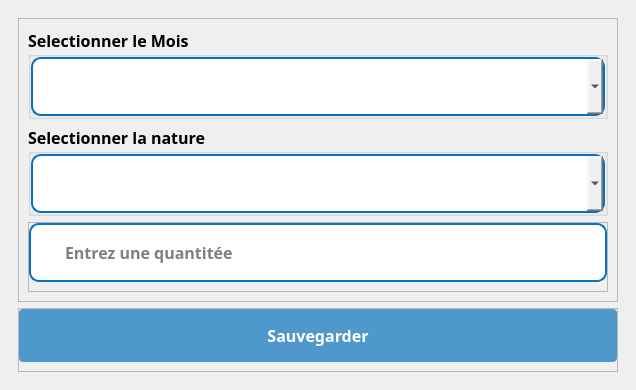
Old version of the form ui/versementCasuel/versemetCasuel.ui in the repository IDRISSHACKER/getdiocese.
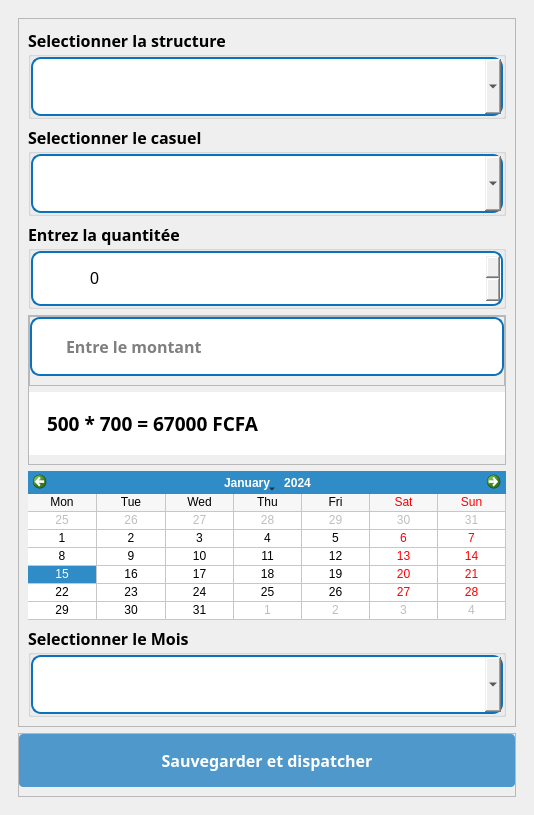
New version of the form. Icons and pictures are not drawn.

What changed in the file:
```diff
--- a/ui/versementCasuel/versemetCasuel.ui
+++ b/ui/versementCasuel/versemetCasuel.ui
@@ -6,8 +6,8 @@
    <rect>
     <x>0</x>
     <y>0</y>
-    <width>636</width>
-    <height>368</height>
+    <width>534</width>
+    <height>800</height>
    </rect>
   </property>
   <property name="windowTitle">
@@ -65,111 +65,6 @@
                <enum>QFrame::Raised</enum>
               </property>
               <layout class="QVBoxLayout" name="verticalLayout_5">
-               <item>
-                <widget class="QGroupBox" name="groupBox_2">
-                 <property name="font">
-                  <font>
-                   <family>GeForce</family>
-                   <pointsize>12</pointsize>
-                   <weight>75</weight>
-                   <bold>true</bold>
-                  </font>
-                 </property>
-                 <property name="title">
-                  <string>Selectionner le Mois</string>
-                 </property>
-                 <layout class="QVBoxLayout" name="verticalLayout_7">
-                  <property name="spacing">
-                   <number>0</number>
-                  </property>
-                  <property name="leftMargin">
-                   <number>0</number>
-                  </property>
-                  <property name="topMargin">
-                   <number>0</number>
-                  </property>
-                  <property name="rightMargin">
-                   <number>0</number>
-                  </property>
-                  <property name="bottomMargin">
-                   <number>0</number>
-                  </property>
-                  <item>
-                   <widget class="QFrame" name="input_3">
-                    <property name="styleSheet">
-                     <string notr="true">#input_3{
-	background:white;
-	border-radius:10px;
-	border:2px  solid rgb(10, 114, 189);
-}
-
-#mois{
-	border: none;
-}</string>
-                    </property>
-                    <property name="frameShape">
-                     <enum>QFrame::StyledPanel</enum>
-                    </property>
-                    <property name="frameShadow">
-                     <enum>QFrame::Raised</enum>
-                    </property>
-                    <layout class="QHBoxLayout" name="horizontalLayout_3">
-                     <property name="spacing">
-                      <number>0</number>
-                     </property>
-                     <property name="leftMargin">
-                      <number>10</number>
-                     </property>
-                     <property name="topMargin">
-                      <number>0</number>
-                     </property>
-                     <property name="rightMargin">
-                      <number>0</number>
-                     </property>
-                     <property name="bottomMargin">
-                      <number>0</number>
-                     </property>
-                     <item>
-                      <widget class="QLabel" name="label_6">
-                       <property name="maximumSize">
-                        <size>
-                         <width>30</width>
-                         <height>30</height>
-                        </size>
-                       </property>
-                       <property name="text">
-                        <string/>
-                       </property>
-                       <property name="pixmap">
-                        <pixmap>../../static/asset/icons/blue/calendar.svg</pixmap>
-                       </property>
-                       <property name="scaledContents">
-                        <bool>true</bool>
-                       </property>
-                      </widget>
-                     </item>
-                     <item>
-                      <widget class="QComboBox" name="mois">
-                       <property name="font">
-                        <font>
-                         <family>GeForce</family>
-                         <pointsize>12</pointsize>
-                         <weight>50</weight>
-                         <bold>false</bold>
-                        </font>
-                       </property>
-                       <property name="styleSheet">
-                        <string notr="true">padding:15px;
-border-radius:10px</string>
-                       </property>
-                      </widget>
-                     </item>
-                    </layout>
-                   </widget>
-                  </item>
-                 </layout>
-                </widget>
-               </item>
                <item>
                 <widget class="QGroupBox" name="groupBox_3">
                  <property name="font">
@@ -181,7 +76,7 @@
                   </font>
                  </property>
                  <property name="title">
-                  <string>Selectionner la nature</string>
+                  <string>Selectionner la structure</string>
                  </property>
                  <layout class="QVBoxLayout" name="verticalLayout_8">
                   <property name="spacing">
@@ -254,7 +149,7 @@
                       </widget>
                      </item>
                      <item>
-                      <widget class="QComboBox" name="nature">
+                      <widget class="QComboBox" name="structure">
                        <property name="font">
                         <font>
                          <family>GeForce</family>
@@ -275,6 +170,216 @@
                  </layout>
                 </widget>
                </item>
+               <item>
+                <widget class="QGroupBox" name="groupBox_4">
+                 <property name="font">
+                  <font>
+                   <family>GeForce</family>
+                   <pointsize>12</pointsize>
+                   <weight>75</weight>
+                   <bold>true</bold>
+                  </font>
+                 </property>
+                 <property name="title">
+                  <string>Selectionner le casuel</string>
+                 </property>
+                 <layout class="QVBoxLayout" name="verticalLayout_12">
+                  <property name="spacing">
+                   <number>0</number>
+                  </property>
+                  <property name="leftMargin">
+                   <number>0</number>
+                  </property>
+                  <property name="topMargin">
+                   <number>0</number>
+                  </property>
+                  <property name="rightMargin">
+                   <number>0</number>
+                  </property>
+                  <property name="bottomMargin">
+                   <number>0</number>
+                  </property>
+                  <item>
+                   <widget class="QFrame" name="input_7">
+                    <property name="styleSheet">
+                     <string notr="true">#input_7{
+	background:white;
+	border-radius:10px;
+	border:2px  solid rgb(10, 114, 189);
+}
+
+#nature{
+	border: none;
+}</string>
+                    </property>
+                    <property name="frameShape">
+                     <enum>QFrame::StyledPanel</enum>
+                    </property>
+                    <property name="frameShadow">
+                     <enum>QFrame::Raised</enum>
+                    </property>
+                    <layout class="QHBoxLayout" name="horizontalLayout_5">
+                     <property name="spacing">
+                      <number>0</number>
+                     </property>
+                     <property name="leftMargin">
+                      <number>10</number>
+                     </property>
+                     <property name="topMargin">
+                      <number>0</number>
+                     </property>
+                     <property name="rightMargin">
+                      <number>0</number>
+                     </property>
+                     <property name="bottomMargin">
+                      <number>0</number>
+                     </property>
+                     <item>
+                      <widget class="QLabel" name="ico_2">
+                       <property name="maximumSize">
+                        <size>
+                         <width>30</width>
+                         <height>30</height>
+                        </size>
+                       </property>
+                       <property name="text">
+                        <string/>
+                       </property>
+                       <property name="pixmap">
+                        <pixmap>../../static/asset/icons/blue/check-circle.svg</pixmap>
+                       </property>
+                       <property name="scaledContents">
+                        <bool>true</bool>
+                       </property>
+                      </widget>
+                     </item>
+                     <item>
+                      <widget class="QComboBox" name="casuel">
+                       <property name="font">
+                        <font>
+                         <family>GeForce</family>
+                         <pointsize>12</pointsize>
+                         <weight>50</weight>
+                         <bold>false</bold>
+                        </font>
+                       </property>
+                       <property name="styleSheet">
+                        <string notr="true">padding:15px;
+border-radius:10px</string>
+                       </property>
+                      </widget>
+                     </item>
+                    </layout>
+                   </widget>
+                  </item>
+                 </layout>
+                </widget>
+               </item>
+               <item>
+                <widget class="QGroupBox" name="groupBox_5">
+                 <property name="font">
+                  <font>
+                   <family>GeForce</family>
+                   <pointsize>12</pointsize>
+                   <weight>75</weight>
+                   <bold>true</bold>
+                  </font>
+                 </property>
+                 <property name="title">
+                  <string>Entrez la quantitée</string>
+                 </property>
+                 <layout class="QVBoxLayout" name="verticalLayout_13">
+                  <property name="spacing">
+                   <number>0</number>
+                  </property>
+                  <property name="leftMargin">
+                   <number>0</number>
+                  </property>
+                  <property name="topMargin">
+                   <number>0</number>
+                  </property>
+                  <property name="rightMargin">
+                   <number>0</number>
+                  </property>
+                  <property name="bottomMargin">
+                   <number>0</number>
+                  </property>
+                  <item>
+                   <widget class="QFrame" name="input_8">
+                    <property name="styleSheet">
+                     <string notr="true">#input_8{
+	background:white;
+	border-radius:10px;
+	border:2px  solid rgb(10, 114, 189);
+}
+
+#nature{
+	border: none;
+}</string>
+                    </property>
+                    <property name="frameShape">
+                     <enum>QFrame::StyledPanel</enum>
+                    </property>
+                    <property name="frameShadow">
+                     <enum>QFrame::Raised</enum>
+                    </property>
+                    <layout class="QHBoxLayout" name="horizontalLayout_7">
+                     <property name="spacing">
+                      <number>0</number>
+                     </property>
+                     <property name="leftMargin">
+                      <number>10</number>
+                     </property>
+                     <property name="topMargin">
+                      <number>0</number>
+                     </property>
+                     <property name="rightMargin">
+                      <number>0</number>
+                     </property>
+                     <property name="bottomMargin">
+                      <number>0</number>
+                     </property>
+                     <item>
+                      <widget class="QLabel" name="ico_3">
+                       <property name="maximumSize">
+                        <size>
+                         <width>30</width>
+                         <height>30</height>
+                        </size>
+                       </property>
+                       <property name="text">
+                        <string/>
+                       </property>
+                       <property name="pixmap">
+                        <pixmap>../../static/asset/icons/blue/check-circle.svg</pixmap>
+                       </property>
+                       <property name="scaledContents">
+                        <bool>true</bool>
+                       </property>
+                      </widget>
+                     </item>
+                     <item>
+                      <widget class="QSpinBox" name="qtt_2">
+                       <property name="font">
+                        <font>
+                         <pointsize>12</pointsize>
+                        </font>
+                       </property>
+                       <property name="styleSheet">
+                        <string notr="true">padding:15px;
+border-radius:10px</string>
+                       </property>
+                       <property name="maximum">
+                        <number>999999999</number>
+                       </property>
+                      </widget>
+                     </item>
+                    </layout>
+                   </widget>
+                  </item>
+                 </layout>
+                </widget>
+               </item>
                <item>
                 <widget class="QFrame" name="frame_6">
                  <property name="styleSheet">
@@ -300,25 +405,216 @@
                    <number>9</number>
                   </property>
                   <item>
-                   <widget class="QFrame" name="input_4">
+                   <widget class="QFrame" name="frame_7">
                     <property name="styleSheet">
-                     <string notr="true">#input_4{
+                     <string notr="true"/>
+                    </property>
+                    <property name="frameShape">
+                     <enum>QFrame::StyledPanel</enum>
+                    </property>
+                    <property name="frameShadow">
+                     <enum>QFrame::Raised</enum>
+                    </property>
+                    <layout class="QVBoxLayout" name="verticalLayout_11">
+                     <property name="leftMargin">
+                      <number>0</number>
+                     </property>
+                     <property name="topMargin">
+                      <number>0</number>
+                     </property>
+                     <property name="rightMargin">
+                      <number>0</number>
+                     </property>
+                     <property name="bottomMargin">
+                      <number>9</number>
+                     </property>
+                     <item>
+                      <widget class="QFrame" name="input_5">
+                       <property name="styleSheet">
+                        <string notr="true">#input_5{
 	background:white;
 	border-radius:10px;
 	border:2px  solid rgb(10, 114, 189);
 }
 
-#lineEdit_4{
+#lineEdit_5{
 	border: none;
 }</string>
+                       </property>
+                       <property name="frameShape">
+                        <enum>QFrame::StyledPanel</enum>
+                       </property>
+                       <property name="frameShadow">
+                        <enum>QFrame::Raised</enum>
+                       </property>
+                       <layout class="QHBoxLayout" name="horizontalLayout_6">
+                        <property name="spacing">
+                         <number>0</number>
+                        </property>
+                        <property name="leftMargin">
+                         <number>10</number>
+                        </property>
+                        <property name="topMargin">
+                         <number>0</number>
+                        </property>
+                        <property name="rightMargin">
+                         <number>0</number>
+                        </property>
+                        <property name="bottomMargin">
+                         <number>0</number>
+                        </property>
+                        <item>
+                         <widget class="QLabel" name="label_9">
+                          <property name="maximumSize">
+                           <size>
+                            <width>30</width>
+                            <height>30</height>
+                           </size>
+                          </property>
+                          <property name="text">
+                           <string/>
+                          </property>
+                          <property name="pixmap">
+                           <pixmap>../../static/asset/icons/blue/dollar-sign.svg</pixmap>
+                          </property>
+                          <property name="scaledContents">
+                           <bool>true</bool>
+                          </property>
+                         </widget>
+                        </item>
+                        <item>
+                         <widget class="QLineEdit" name="montant">
+                          <property name="font">
+                           <font>
+                            <family>GeForce</family>
+                            <pointsize>12</pointsize>
+                            <weight>75</weight>
+                            <bold>true</bold>
+                           </font>
+                          </property>
+                          <property name="styleSheet">
+                           <string notr="true">padding:15px;
+border-radius:10px</string>
+                          </property>
+                          <property name="readOnly">
+                           <bool>true</bool>
+                          </property>
+                          <property name="placeholderText">
+                           <string>Entre le montant</string>
+                          </property>
+                         </widget>
+                        </item>
+                       </layout>
+                      </widget>
+                     </item>
+                    </layout>
+                   </widget>
+                  </item>
+                  <item>
+                   <widget class="QWidget" name="widget_4" native="true">
+                    <property name="styleSheet">
+                     <string notr="true">background-color: rgb(255, 255, 255);</string>
                     </property>
+                    <layout class="QVBoxLayout" name="verticalLayout_15">
+                     <item>
+                      <widget class="QWidget" name="widget_5" native="true">
+                       <layout class="QVBoxLayout" name="verticalLayout_6">
+                        <item>
+                         <widget class="QLabel" name="preview">
+                          <property name="font">
+                           <font>
+                            <family>GeForce</family>
+                            <pointsize>14</pointsize>
+                            <weight>75</weight>
+                            <bold>true</bold>
+                           </font>
+                          </property>
+                          <property name="text">
+                           <string>500 * 700 = 67000 FCFA</string>
+                          </property>
+                         </widget>
+                        </item>
+                       </layout>
+                      </widget>
+                     </item>
+                    </layout>
+                   </widget>
+                  </item>
+                 </layout>
+                </widget>
+               </item>
+               <item>
+                <widget class="QCalendarWidget" name="calandar">
+                 <property name="focusPolicy">
+                  <enum>Qt::NoFocus</enum>
+                 </property>
+                 <property name="minimumDate">
+                  <date>
+                   <year>2021</year>
+                   <month>2</month>
+                   <day>9</day>
+                  </date>
+                 </property>
+                 <property name="gridVisible">
+                  <bool>true</bool>
+                 </property>
+                 <property name="horizontalHeaderFormat">
+                  <enum>QCalendarWidget::ShortDayNames</enum>
+                 </property>
+                 <property name="verticalHeaderFormat">
+                  <enum>QCalendarWidget::NoVerticalHeader</enum>
+                 </property>
+                </widget>
+               </item>
+               <item>
+                <widget class="QGroupBox" name="groupBox_2">
+                 <property name="font">
+                  <font>
+                   <family>GeForce</family>
+                   <pointsize>12</pointsize>
+                   <weight>75</weight>
+                   <bold>true</bold>
+                  </font>
+                 </property>
+                 <property name="title">
+                  <string>Selectionner le Mois</string>
+                 </property>
+                 <layout class="QVBoxLayout" name="verticalLayout_7">
+                  <property name="spacing">
+                   <number>0</number>
+                  </property>
+                  <property name="leftMargin">
+                   <number>0</number>
+                  </property>
+                  <property name="topMargin">
+                   <number>0</number>
+                  </property>
+                  <property name="rightMargin">
+                   <number>0</number>
+                  </property>
+                  <property name="bottomMargin">
+                   <number>0</number>
+                  </property>
+                  <item>
+                   <widget class="QFrame" name="input_3">
+                    <property name="styleSheet">
+                     <string notr="true">#input_3{
+	background:white;
+	border-radius:10px;
+	border:2px  solid rgb(10, 114, 189);
+}
+
+#mois{
+	border: none;
+}</string>
+                    </property>
                     <property name="frameShape">
                      <enum>QFrame::StyledPanel</enum>
                     </property>
                     <property name="frameShadow">
                      <enum>QFrame::Raised</enum>
                     </property>
-                    <layout class="QHBoxLayout" name="horizontalLayout_5">
+                    <layout class="QHBoxLayout" name="horizontalLayout_3">
                      <property name="spacing">
                       <number>0</number>
                      </property>
@@ -335,7 +631,7 @@
                       <number>0</number>
                      </property>
                      <item>
-                      <widget class="QLabel" name="label_8">
+                      <widget class="QLabel" name="label_6">
                        <property name="maximumSize">
                         <size>
                          <width>30</width>
@@ -346,7 +642,7 @@
                         <string/>
                        </property>
                        <property name="pixmap">
-                        <pixmap>../../static/asset/icons/blue/box.svg</pixmap>
+                        <pixmap>../../static/asset/icons/blue/calendar.svg</pixmap>
                        </property>
                        <property name="scaledContents">
                         <bool>true</bool>
@@ -354,22 +650,19 @@
                       </widget>
                      </item>
                      <item>
-                      <widget class="QLineEdit" name="qtt">
+                      <widget class="QComboBox" name="mois">
                        <property name="font">
                         <font>
                          <family>GeForce</family>
                          <pointsize>12</pointsize>
-                         <weight>75</weight>
-                         <bold>true</bold>
+                         <weight>50</weight>
+                         <bold>false</bold>
                         </font>
                        </property>
                        <property name="styleSheet">
                         <string notr="true">padding:15px;
 border-radius:10px</string>
                        </property>
-                       <property name="placeholderText">
-                        <string>Entrez une quantitée</string>
-                       </property>
                       </widget>
                      </item>
                     </layout>
@@ -400,7 +693,7 @@
                 <number>0</number>
                </property>
                <item>
-                <widget class="QPushButton" name="saveElement">
+                <widget class="QPushButton" name="saveVersement">
                  <property name="font">
                   <font>
                    <family>GeForce</family>
@@ -413,21 +706,21 @@
                   <cursorShape>PointingHandCursor</cursorShape>
                  </property>
                  <property name="styleSheet">
-                  <string notr="true">#saveElement{
+                  <string notr="true">#saveVersement{
 	background: rgb(10, 114, 189, 0.7);
 	color: rgb(255, 255, 255);
 	border-radius:4px;
 	padding: 15px
 }
 
-#saveElement:hover{
+#saveVersement:hover{
 	background: rgb(10, 114, 189, 1);
 	border-radius:4px
 }
 </string>
                  </property>
                  <property name="text">
-                  <string>Sauvegarder</string>
+                  <string>Sauvegarder et dispatcher</string>
                  </property>
                  <property name="icon">
                   <iconset>
```
